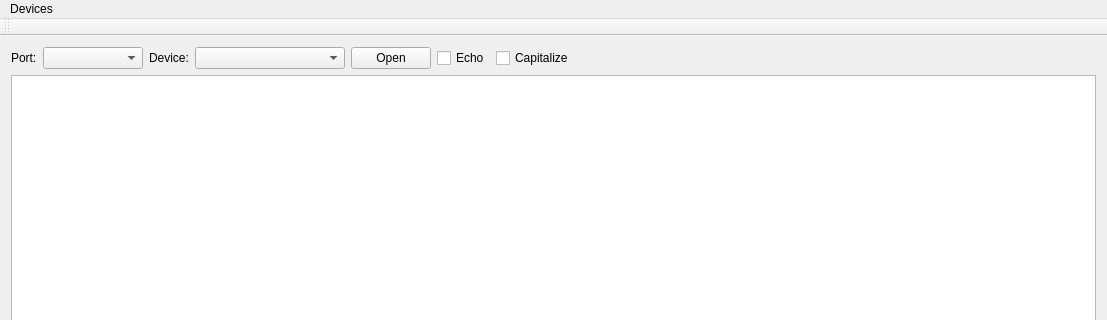
Neomer/EasyTerminal, file MainWindow.ui: the form before one commit; both pictures show x 0 to 1107 and y 0 to 320 of the 1107 by 745 pixel window.
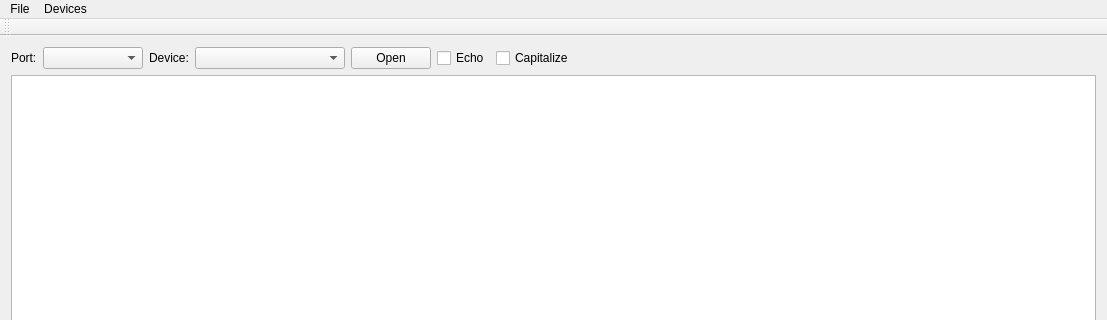
The form after the commit.

The edit to the form file:
```diff
--- a/MainWindow.ui
+++ b/MainWindow.ui
@@ -118,7 +118,7 @@
      <x>0</x>
      <y>0</y>
      <width>1107</width>
-     <height>25</height>
+     <height>18</height>
     </rect>
    </property>
    <widget class="QMenu" name="menu">
@@ -129,6 +129,15 @@
     <addaction name="actEdit"/>
     <addaction name="actRemove"/>
    </widget>
+   <widget class="QMenu" name="menuFile">
+    <property name="title">
+     <string>File</string>
+    </property>
+    <addaction name="actionSettings"/>
+    <addaction name="separator"/>
+    <addaction name="actionExit"/>
+   </widget>
+   <addaction name="menuFile"/>
    <addaction name="menu"/>
   </widget>
   <widget class="QToolBar" name="mainToolBar">
```
Left out of the diff: 10 changed lines with no effect on the pictures.
